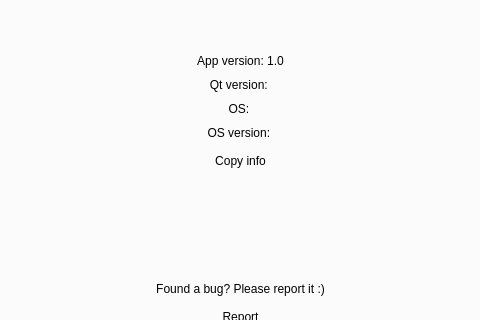
Qt form src/ui/SettingsWidget.ui (KoromeloDev/MindMate) before a commit; both pictures show x 210 to 690 and y 112 to 432 of the 900 by 550 pixel window.
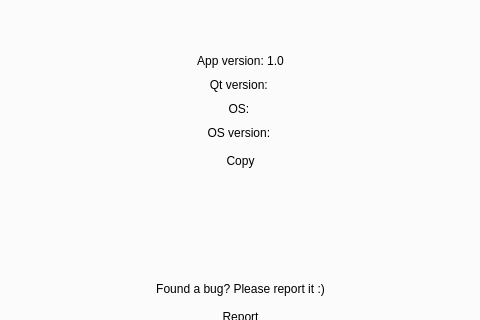
The same form after that commit. The open tabs and pages were chosen to show the change. Icons and pictures are not drawn.

Commit message: Change copy info text and screenshots

```diff
--- a/src/ui/SettingsWidget.ui
+++ b/src/ui/SettingsWidget.ui
@@ -324,7 +324,7 @@
           </sizepolicy>
          </property>
          <property name="text">
-          <string>Copy info</string>
+          <string>Copy</string>
          </property>
          <property name="icon">
           <iconset resource="../resources/resources.qrc">
```
The commit also changes 12 other files.
